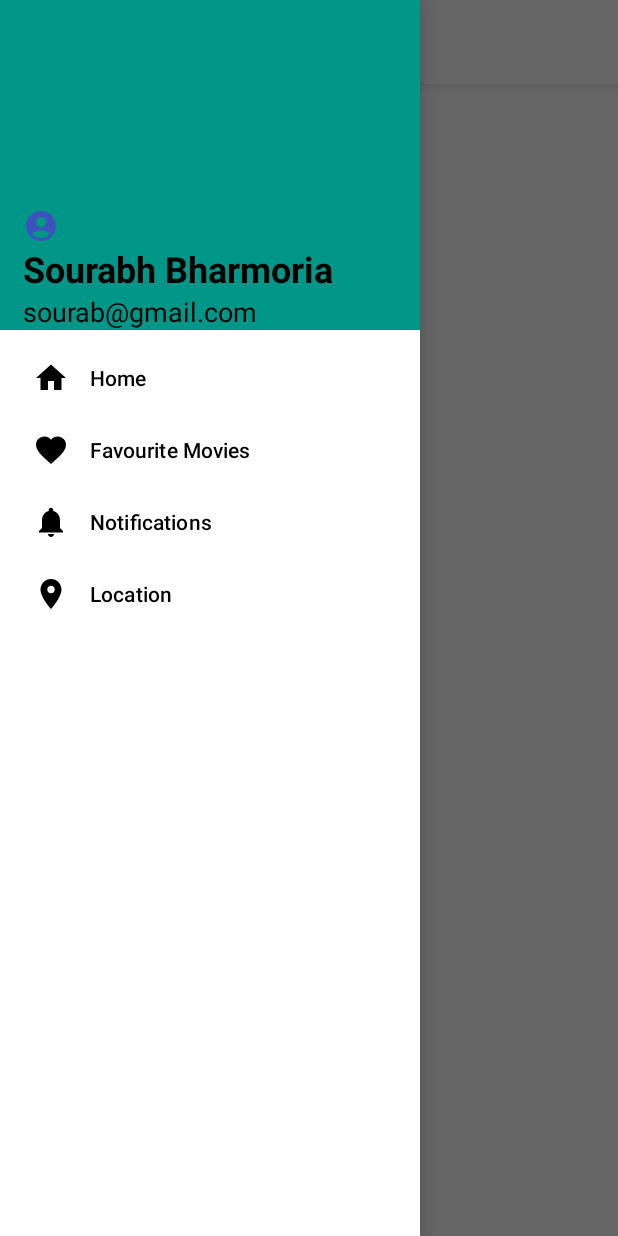
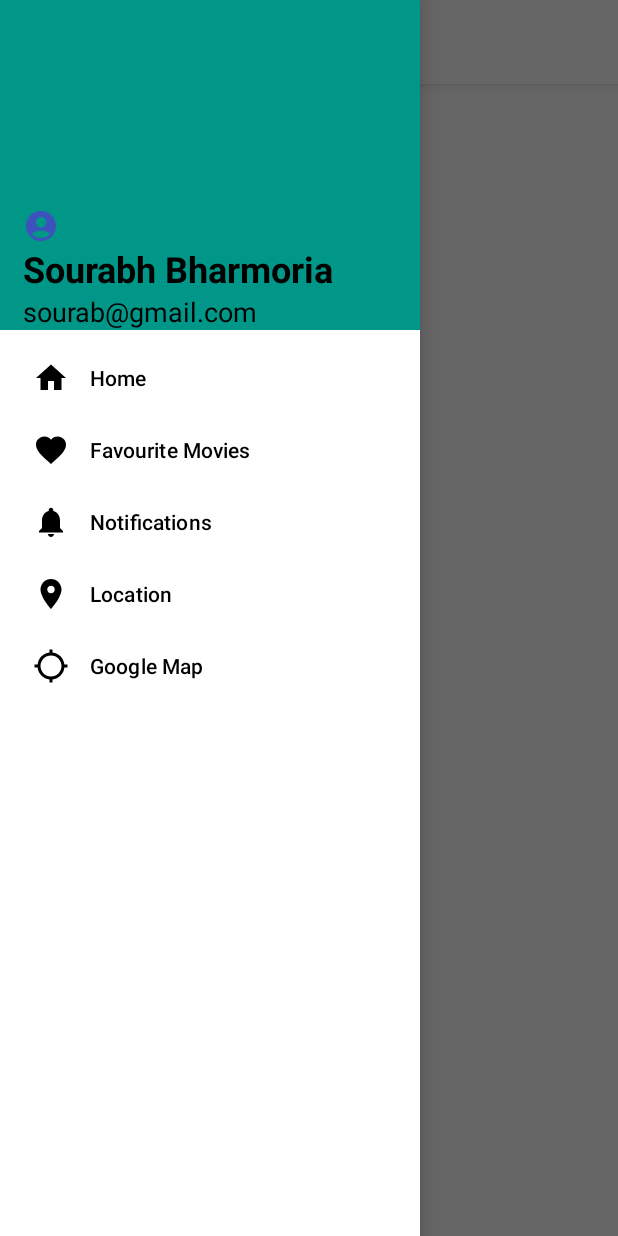
Before and after one commit to sourabh-bharmoria/MoviesApp, an Android app built with Jetpack Compose: the screen it shows after launch (MainActivity), with the side drawer open, on a phone screen of 412 x 824 dp. Run offline under Robolectric (Android 15) with nearby library versions, the phone set to English and light mode, and no system bars; our stand-ins replace Dagger/Hilt's generated code, Room's generated code, Timber, paging; pictures from the network do not load; 1 statement that could not run was skipped.

Commit message:
Language change now correctly updates movie titles

```diff
--- a/app/build.gradle.kts
+++ b/app/build.gradle.kts
@@ -8,6 +8,7 @@ plugins {
     id("org.jetbrains.kotlin.kapt")
     id("com.google.dagger.hilt.android")
     id("org.jetbrains.kotlin.plugin.serialization") version "1.7.20"
+    id("com.google.android.libraries.mapsplatform.secrets-gradle-plugin")
 
 }
 
@@ -86,6 +87,7 @@ dependencies {
     implementation(libs.androidx.material3)
 
     implementation(libs.androidx.constraintlayout)
+    implementation(libs.androidx.appcompat)
 
     val fragment_version = "1.8.6"
 
--- a/app/src/main/java/com/example/moviesapp/MainActivity.kt
+++ b/app/src/main/java/com/example/moviesapp/MainActivity.kt
@@ -89,6 +89,9 @@ class MainActivity : AppCompatActivity() {
                     binding.recyclerView.visibility = View.GONE
                     true
                 }
+                R.id.googleMap -> {
+
+                }
                 else -> false
             }
 
@@ -143,4 +146,10 @@ class MainActivity : AppCompatActivity() {
 
 
     }
+//When the app is resumed again this fun runs which checks the language setting selected by the user and based on that api is called
+//and data is retrieved
+    override fun onResume() {
+        super.onResume()
+        viewModel.refreshMovieIfLanguageChanges()
+    }
 }
--- a/app/src/main/java/com/example/moviesapp/MyViewModel.kt
+++ b/app/src/main/java/com/example/moviesapp/MyViewModel.kt
@@ -2,19 +2,23 @@ package com.example.moviesapp
 
 import android.app.Application
 import android.util.Log
+import androidx.compose.runtime.currentRecomposeScope
 import androidx.lifecycle.AndroidViewModel
 import androidx.lifecycle.LiveData
 import androidx.lifecycle.MutableLiveData
 import androidx.lifecycle.ViewModel
+import androidx.lifecycle.switchMap
 import androidx.lifecycle.viewModelScope
 import androidx.paging.Pager
 import androidx.paging.PagingConfig
+import androidx.paging.PagingData
 import androidx.paging.cachedIn
 import androidx.paging.liveData
 import androidx.room.Room
 import dagger.hilt.android.lifecycle.HiltViewModel
 import io.ktor.util.valuesOf
 import kotlinx.coroutines.launch
+import org.intellij.lang.annotations.Language
 import java.util.Locale
 import javax.inject.Inject
 
@@ -24,9 +28,21 @@ class MyViewModel @Inject constructor(
     private val repository: MyRepository,application: Application
 ): AndroidViewModel(application) {
 
-    private val languageCode = Locale.getDefault().language
+    private var currentLanguageCode = Locale.getDefault().language
 
-    val moviesPagingFlow = Pager(
+//This code changes the api movie title based on the system language(hindi in this case) when changed in settings
+private val _pagerLiveData = MutableLiveData(createPager(currentLanguageCode))
+    val moviesPagingFlow: LiveData<PagingData<Movie>> = _pagerLiveData.switchMap { it }
+
+    fun refreshMovieIfLanguageChanges() {
+        val newLanguageCode = Locale.getDefault().language
+        if (newLanguageCode != currentLanguageCode) {
+            currentLanguageCode = newLanguageCode
+            _pagerLiveData.value = createPager(currentLanguageCode)
+        }
+    }
+
+    private fun createPager(languageCode: String) =  Pager(
         config = PagingConfig(pageSize = 10),
         pagingSourceFactory = { MoviePagingSource(repository, BuildConfig.TMDB_API_KEY, languageCode) }
     ).liveData.cachedIn(viewModelScope)
--- /dev/null
+++ b/app/src/main/res/drawable/baseline_location_searching_24.xml
@@ -0,0 +1,5 @@
+<vector xmlns:android="http://schemas.android.com/apk/res/android" android:height="24dp" android:tint="#000000" android:viewportHeight="24" android:viewportWidth="24" android:width="24dp">
+
+    <path android:fillColor="@android:color/white" android:pathData="M20.94,11c-0.46,-4.17 -3.77,-7.48 -7.94,-7.94V1h-2v2.06C6.83,3.52 3.52,6.83 3.06,11H1v2h2.06c0.46,4.17 3.77,7.48 7.94,7.94V23h2v-2.06c4.17,-0.46 7.48,-3.77 7.94,-7.94H23v-2h-2.06zM12,19c-3.87,0 -7,-3.13 -7,-7s3.13,-7 7,-7 7,3.13 7,7 -3.13,7 -7,7z"/>
+
+</vector>
--- a/app/src/main/res/menu/navigation_items.xml
+++ b/app/src/main/res/menu/navigation_items.xml
@@ -24,4 +24,10 @@
         android:title="@string/Location"
         android:icon="@drawable/baseline_location_on_24"
         android:contentDescription="@string/Location"/>
+
+    <item
+        android:id="@+id/googleMap"
+        android:title="@string/GoogleMap"
+        android:icon="@drawable/baseline_location_searching_24"
+        android:contentDescription="@string/GoogleMap"/>
 </menu>
--- a/app/src/main/res/values/strings.xml
+++ b/app/src/main/res/values/strings.xml
@@ -23,6 +23,8 @@
     <string name="FavouriteMovies">Favourite Movies</string>
     <string name="Notifications">Notifications</string>
     <string name="Location">Location</string>
+    <string name="GoogleMap">Google Map</string>
+    <string name="title_activity_maps">MapsActivity</string>
 
 
 </resources>
--- a/gradle/libs.versions.toml
+++ b/gradle/libs.versions.toml
@@ -11,6 +11,8 @@ composeBom = "2024.09.00"
 appcompat = "1.7.0"
 recyclerview = "1.4.0"
 constraintlayout = "2.1.4"
+googleAndroidLibrariesMapsplatformSecretsGradlePlugin = "2.0.1"
+playServicesMaps = "19.2.0"
 
 
 
@@ -32,9 +34,11 @@ androidx-material3 = { group = "androidx.compose.material3", name = "material3"
 androidx-appcompat = { group = "androidx.appcompat", name = "appcompat", version.ref = "appcompat" }
 androidx-recyclerview = { group = "androidx.recyclerview", name = "recyclerview", version.ref = "recyclerview" }
 androidx-constraintlayout = { group = "androidx.constraintlayout", name = "constraintlayout", version.ref = "constraintlayout" }
+play-services-maps = { group = "com.google.android.gms", name = "play-services-maps", version.ref = "playServicesMaps" }
 
 
 [plugins]
 android-application = { id = "com.android.application", version.ref = "agp" }
 kotlin-android = { id = "org.jetbrains.kotlin.android", version.ref = "kotlin" }
 kotlin-compose = { id = "org.jetbrains.kotlin.plugin.compose", version.ref = "kotlin" }
+google-android-libraries-mapsplatform-secrets-gradle-plugin = { id = "com.google.android.libraries.mapsplatform.secrets-gradle-plugin", version.ref = "googleAndroidLibrariesMapsplatformSecretsGradlePlugin" }
```
Also changed, not shown: app/src/main/AndroidManifest.xml (+30 -6 lines), app/src/main/java/com/example/moviesapp/MapsActivity.kt (added, +48 -0 lines), app/src/main/res/layout/activity_maps.xml (added, +9 -0 lines), build.gradle.kts (+7 -0 lines), 1 other file.
